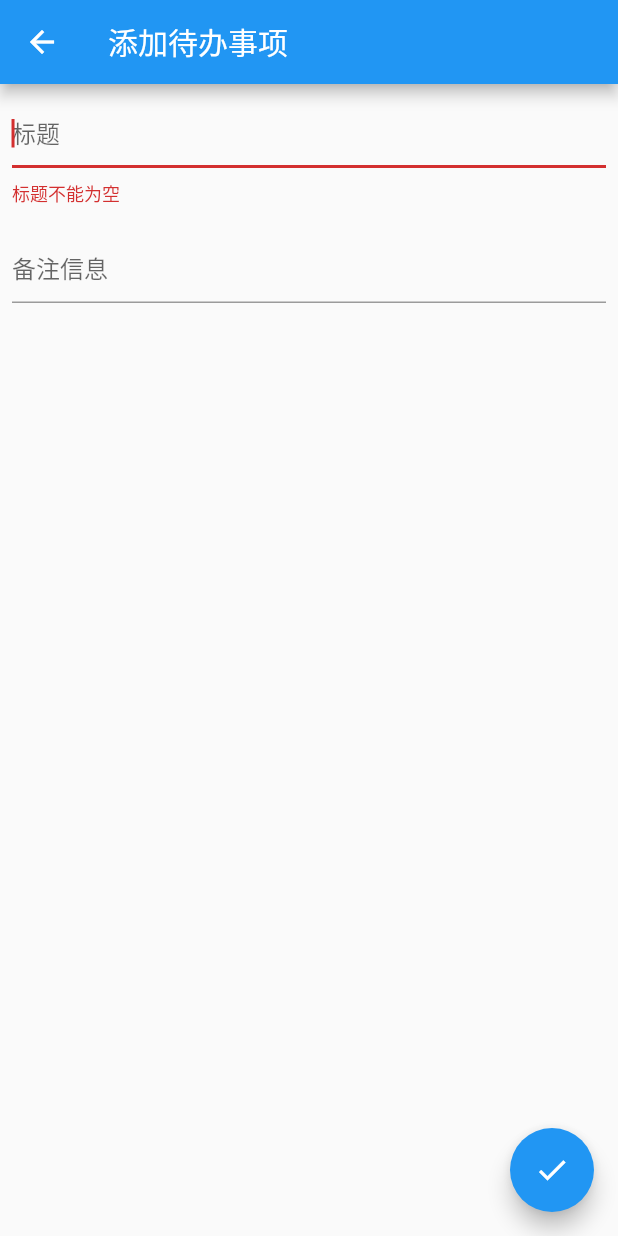
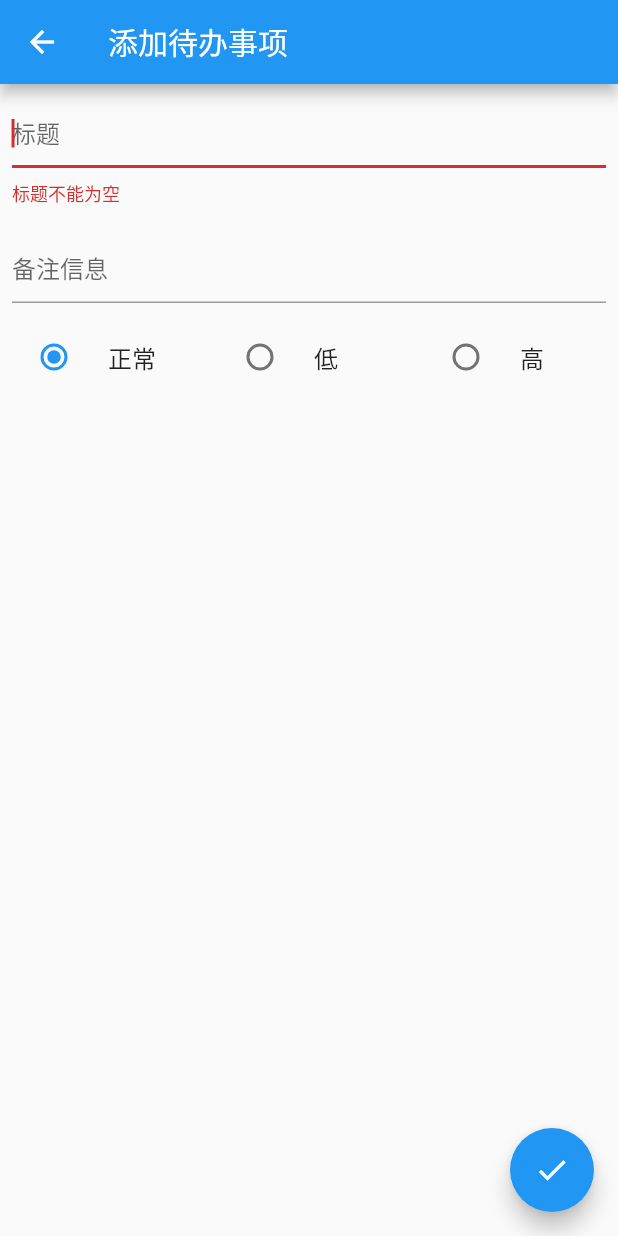
Before and after one commit to CaiJingLong/flutter_todo_application, a Flutter app: the HomePage screen opened directly, after a tap on the "add" icon, on a phone screen of 412 x 824 dp. Run offline on Flutter 3.47's test engine with Material 2 defaults, Android fonts, the phone set to English and light mode, and no system bars; drawn by our look-alikes of oktoast.

```diff
--- a/lib/entity/todo_entity.dart
+++ b/lib/entity/todo_entity.dart
@@ -1,7 +1,15 @@
+enum Level {
+  high,
+  normal,
+  low,
+}
+
 class TodoEntity {
   String title;
   String remark;
   DateTime dateTime;
+  Level level;
 
-  TodoEntity({this.title, this.remark, this.dateTime});
+  TodoEntity(
+      {this.title, this.remark, this.dateTime, this.level = Level.normal});
 }
--- a/lib/page/add_page.dart
+++ b/lib/page/add_page.dart
@@ -10,6 +10,10 @@ class AddTodoPage extends StatefulWidget {
 class _AddTodoPageState extends State<AddTodoPage> {
   TextEditingController title;
   TextEditingController remark;
+
+  TodoEntity entity = TodoEntity();
+
+  Level currentLevel = Level.normal;
 
   @override
   void initState() {
@@ -27,12 +31,12 @@ class _AddTodoPageState extends State<AddTodoPage> {
 
   @override
   Widget build(BuildContext context) {
-    return Scaffold(
-      appBar: AppBar(
-        title: Text('添加待办事项'),
-      ),
-      body: Form(
-        child: ListView(
+    return Form(
+      child: Scaffold(
+        appBar: AppBar(
+          title: Text('添加待办事项'),
+        ),
+        body: ListView(
           children: <Widget>[
             Padding(
               padding: const EdgeInsets.all(8.0),
@@ -61,22 +65,65 @@ class _AddTodoPageState extends State<AddTodoPage> {
                 controller: remark,
               ),
             ),
+            _buildRadios(),
           ],
         ),
-        autovalidate: true,
+        floatingActionButton: Builder(
+          builder: (BuildContext context) => FloatingActionButton(
+                onPressed: () => _submit(context),
+                child: Icon(Icons.done),
+              ),
+        ),
       ),
-      floatingActionButton: FloatingActionButton(
-        onPressed: _submit,
-        child: Icon(Icons.done),
+      autovalidate: true,
+    );
+  }
+
+  _buildRadios() {
+    return Container(
+      height: 55.0,
+      child: Row(
+        children: <Widget>[
+          _buildRadio(Level.normal),
+          _buildRadio(Level.low),
+          _buildRadio(Level.high),
+        ],
       ),
     );
   }
 
-  void _submit() {
+  _buildRadio(Level level) {
+    String text = "正常";
+    if (level == Level.high) {
+      text = "高";
+    } else if (level == Level.low) {
+      text = "低";
+    }
+    return Expanded(
+      child: FormField<Level>(
+        builder: (state) => RadioListTile<Level>(
+              groupValue: this.currentLevel,
+              onChanged: (Level value) {
+                this.currentLevel = value;
+                setState(() {});
+              },
+              value: level,
+              title: Text(text),
+            ),
+      ),
+    );
+  }
+
+  void _submit(BuildContext context) {
+    if (!Form.of(context).validate()) {
+      return;
+    }
+
     var todoEntity = TodoEntity(
       title: title.text.trim(),
       remark: remark.text?.trim() ?? "",
       dateTime: DateTime.now(),
+      level: this.currentLevel,
     );
     TodoModel.of(context).addData(todoEntity);
     Navigator.pop(context);
--- a/lib/page/home.dart
+++ b/lib/page/home.dart
@@ -1,9 +1,10 @@
 import 'package:flutter/material.dart';
 import 'package:scoped_model/scoped_model.dart';
-import 'package:todo_app/page/add_page.dart';
 import 'package:todo_app/entity/todo_entity.dart';
 import 'package:todo_app/model/todo_model.dart';
+import 'package:todo_app/page/add_page.dart';
 import 'package:todo_app/widget/confilm_dialog.dart';
+import 'package:todo_app/widget/thing.dart';
 
 class HomePage extends StatefulWidget {
   @override
@@ -24,12 +25,17 @@ class _HomePageState extends State<HomePage> {
         ],
       ),
       body: Container(
-        child: ScopedModelDescendant<TodoModel>(
-            builder: (BuildContext context, Widget child, TodoModel model) {
+        child: ScopedModelDescendant<TodoModel>(builder: (BuildContext context, Widget child, TodoModel model) {
           var list = model.list;
-          return ListView.builder(
+          return ListView.separated(
             itemBuilder: (ctx, i) => _buildItem(ctx, i, list[i]),
             itemCount: list.length,
+            separatorBuilder: (BuildContext context, int index) {
+              return Container(
+                height: 1.0,
+                color: Theme.of(context).dividerColor,
+              );
+            },
           );
         }),
       ),
@@ -40,13 +46,9 @@ class _HomePageState extends State<HomePage> {
     return Dismissible(
       child: InkWell(
         onLongPress: () => _delete(data),
-        child: ListTile(
-          title: Text(
-            data.title,
-          ),
-          subtitle: Text(
-            data.remark,
-          ),
+        child: ThingItem(
+          data: data,
+          index: index,
         ),
       ),
       key: ValueKey(data),
--- a/pubspec.yaml
+++ b/pubspec.yaml
@@ -21,6 +21,8 @@ dependencies:
   cupertino_icons: ^0.1.2
 
   scoped_model: ^0.3.0
+  datetime_helper: ^0.0.2
+  oktoast: ^1.0.3
 
 dev_dependencies:
   flutter_test:
```
Also changed, not shown: lib/main.dart (+11 -7 lines), lib/widget/thing.dart (added, +68 -0 lines), pubspec.lock.
